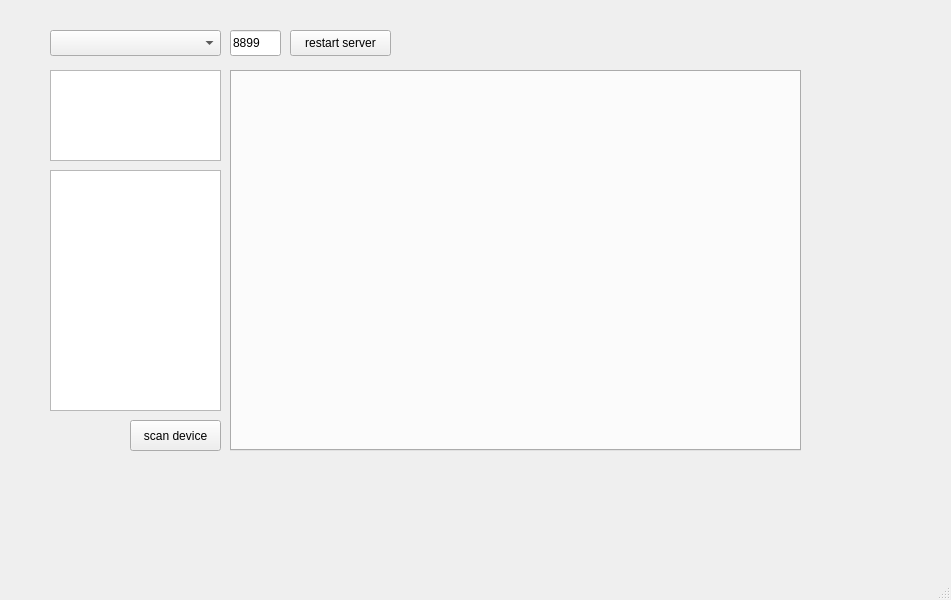
This is ui/MainWindow.ui in yrj2009yrj/RadarServer as Qt 5 draws it before an edit. The edited form follows.
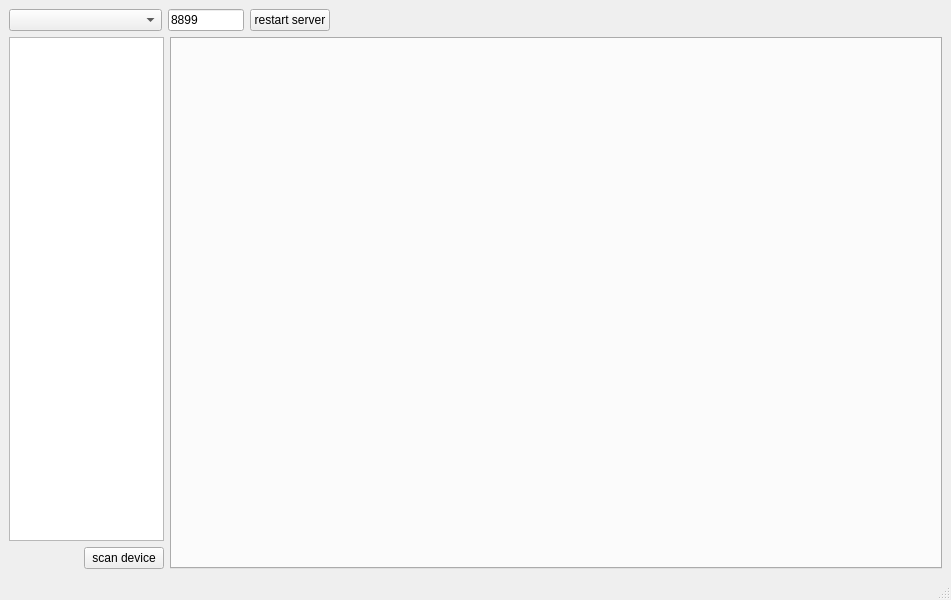
This is the edited form.

```diff
--- a/ui/MainWindow.ui
+++ b/ui/MainWindow.ui
@@ -14,88 +14,88 @@
    <string>MainWindow</string>
   </property>
   <widget class="QWidget" name="centralwidget">
+   <layout class="QVBoxLayout" name="verticalLayout_3">
+    <item>
+     <layout class="QVBoxLayout" name="verticalLayout_2">
+      <item>
+       <layout class="QHBoxLayout" name="horizontalLayout" stretch="2,1,1,8">
+        <item>
+         <widget class="QComboBox" name="cmbServiceIp"/>
+        </item>
+        <item>
    <widget class="QLineEdit" name="leServerPort">
-    <property name="geometry">
-     <rect>
-      <x>230</x>
-      <y>30</y>
-      <width>51</width>
-      <height>26</height>
-     </rect>
-    </property>
     <property name="text">
      <string>8899</string>
     </property>
    </widget>
+        </item>
+        <item>
    <widget class="QPushButton" name="btnRestartServer">
-    <property name="geometry">
-     <rect>
-      <x>290</x>
-      <y>30</y>
-      <width>101</width>
-      <height>26</height>
-     </rect>
-    </property>
     <property name="text">
      <string>restart server</string>
     </property>
    </widget>
-   <widget class="QListWidget" name="lwdClients">
-    <property name="geometry">
-     <rect>
-      <x>50</x>
-      <y>70</y>
-      <width>171</width>
-      <height>91</height>
-     </rect>
-    </property>
-   </widget>
+        </item>
+        <item>
+         <spacer name="horizontalSpacer_2">
+          <property name="orientation">
+           <enum>Qt::Horizontal</enum>
+          </property>
+          <property name="sizeHint" stdset="0">
+           <size>
+            <width>40</width>
+            <height>20</height>
+           </size>
+          </property>
+         </spacer>
+        </item>
+       </layout>
+      </item>
+      <item>
+       <layout class="QHBoxLayout" name="horizontalLayout_4" stretch="1,5">
+        <item>
+         <layout class="QVBoxLayout" name="verticalLayout">
+          <item>
+           <widget class="QListWidget" name="lwdScanResult"/>
+          </item>
+          <item>
+           <layout class="QHBoxLayout" name="horizontalLayout_2">
+            <item>
+             <spacer name="horizontalSpacer">
+              <property name="orientation">
+               <enum>Qt::Horizontal</enum>
+              </property>
+              <property name="sizeHint" stdset="0">
+               <size>
+                <width>40</width>
+                <height>20</height>
+               </size>
+              </property>
+             </spacer>
+            </item>
+            <item>
+             <widget class="QPushButton" name="btnScanDevice">
+              <property name="text">
+               <string>scan device</string>
+              </property>
+             </widget>
+            </item>
+           </layout>
+          </item>
+         </layout>
+        </item>
+        <item>
    <widget class="QTabWidget" name="tabClients">
-    <property name="geometry">
-     <rect>
-      <x>230</x>
-      <y>70</y>
-      <width>571</width>
-      <height>381</height>
-     </rect>
-    </property>
     <property name="currentIndex">
      <number>-1</number>
     </property>
    </widget>
-   <widget class="QPushButton" name="btnScanDevice">
-    <property name="geometry">
-     <rect>
-      <x>130</x>
-      <y>420</y>
-      <width>91</width>
-      <height>31</height>
-     </rect>
-    </property>
-    <property name="text">
-     <string>scan device</string>
-    </property>
-   </widget>
-   <widget class="QComboBox" name="cmbServiceIp">
-    <property name="geometry">
-     <rect>
-      <x>50</x>
-      <y>30</y>
-      <width>171</width>
-      <height>26</height>
-     </rect>
-    </property>
-   </widget>
-   <widget class="QListWidget" name="lwdScanResult">
-    <property name="geometry">
-     <rect>
-      <x>50</x>
-      <y>170</y>
-      <width>171</width>
-      <height>241</height>
-     </rect>
-    </property>
-   </widget>
+        </item>
+       </layout>
+      </item>
+     </layout>
+    </item>
+   </layout>
   </widget>
   <widget class="QMenuBar" name="menubar">
    <property name="geometry">
```
Lines whose indentation alone changed are shown as unchanged.
